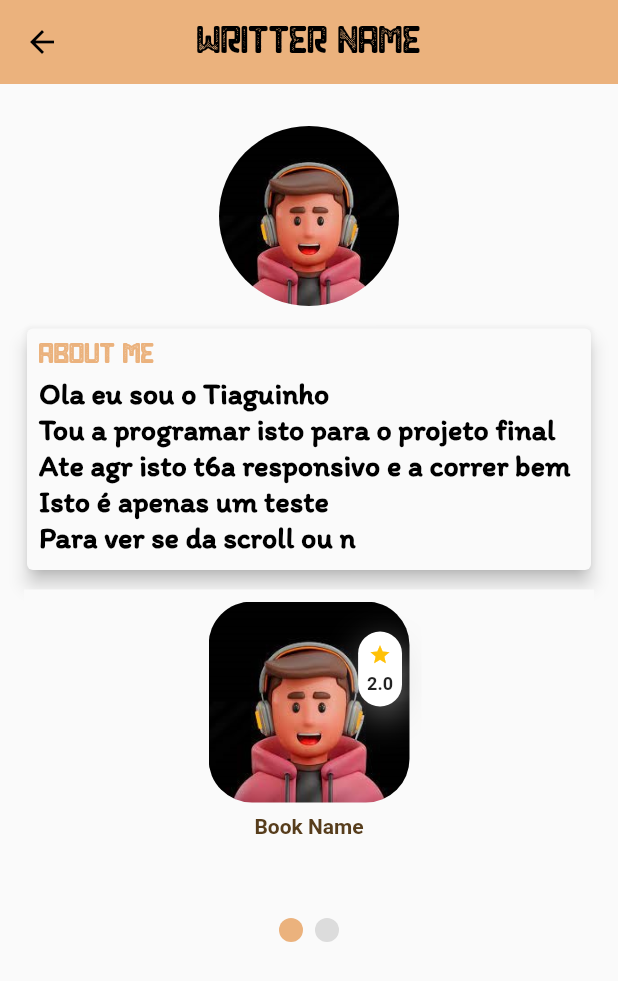
After one commit to ruisilvavpa/PBH_Project, a Flutter app: the WritterMainProfilePage screen opened directly, on a phone screen of 412 x 824 dp. The commit adds this screen. Shown: the top 981 px of the screen. Run offline on Flutter 3.47's test engine with Material 2 defaults, Android fonts, the phone set to English and light mode, and no system bars; drawn by our look-alikes of carousel_slider, smooth_page_indicator; our stand-ins replace get, percent_indicator, shared_preferences; accounts and stored records are empty.

Commit message:
Perfil-Autor
Parte visual terminada
coloquei alguns navigators (podem nao estar no sitio certo) apenas para testar a interaçao de todas as paginas da app

```diff
--- a/lib/resources/strings.dart
+++ b/lib/resources/strings.dart
@@ -35,6 +35,8 @@ class Strings {
   static const String kBookProfileWritterName = "Writter Name";
   static const String kBookProfileRating = "Rating";
   static const String kBookProfileSinopse = "Sinopse";
+  static const String kBookProfileAboutMe = "About Me";
+  static const String kBookProfileBooks = "Books";
 
   //DISCOVERY
   static const String kDiscoveryTitle = 'Discovery \nPage';
--- a/lib/screens/book_profile_page/book_profile_banner.dart
+++ b/lib/screens/book_profile_page/book_profile_banner.dart
@@ -1,12 +1,7 @@
 import 'package:flutter/material.dart';
-import 'package:pbh_project/utils/size_configs.dart';
 import 'package:percent_indicator/linear_percent_indicator.dart';
-
-import '../../resources/strings.dart';
 import '../../utils/app_styles.dart';
-import '../../reusable_widgets/app_bar.dart';
 import 'book_info_card.dart';
-import 'book_list_card.dart';
 import 'book_sinopse_card.dart';
 
 class BookProfileBanner extends StatefulWidget {
--- a/lib/screens/profile_screen.dart
+++ b/lib/screens/profile_screen.dart
@@ -28,12 +28,12 @@ class _WritterProfileFromUserViewState
   @override
   Widget build(BuildContext context) {
     return Scaffold(
-      appBar: const CustomAppBarWBB(title: Strings.kProfileTitle),
+      appBar: const CustomAppBar(title: Strings.kProfileTitle),
       resizeToAvoidBottomInset: false,
       body: SingleChildScrollView(
         child: Container(
           padding: const EdgeInsets.all(8.0),
-          child: Column(children: const [
+          child: const Column(children: [
             WritterProfileBanner(),
             SizedBox(
               height: 32,
--- /dev/null
+++ b/lib/screens/writter_main_profile_page.dart
@@ -0,0 +1,36 @@
+import 'package:flutter/material.dart';
+import 'package:pbh_project/screens/writter_profile/carousel_books.dart';
+import 'package:pbh_project/screens/writter_profile/list_view_books.dart';
+import 'package:pbh_project/screens/writter_profile/writter_main_profile_banner.dart';
+
+import '../resources/strings.dart';
+import '../reusable_widgets/app_bar.dart';
+import 'book_profile_page/book_profile_banner.dart';
+
+class WritterMainProfilePage extends StatefulWidget {
+  const WritterMainProfilePage({Key? key}) : super(key: key);
+
+  @override
+  State<WritterMainProfilePage> createState() => _WritterMainProfilePageState();
+}
+
+class _WritterMainProfilePageState extends State<WritterMainProfilePage> {
+  @override
+  Widget build(BuildContext context) {
+    return Scaffold(
+      appBar: const CustomAppBar(title: Strings.kBookProfileWritterName),
+      resizeToAvoidBottomInset: true,
+      body: SingleChildScrollView(
+        child: Container(
+          padding: const EdgeInsets.all(8.0),
+          child: Column(
+            children: [
+              SizedBox(height: 20),
+              WritterMainProfileBanner(),
+            ],
+          ),
+        ),
+      ),
+    );
+  }
+}
--- a/lib/screens/writter_profile.dart
+++ b/lib/screens/writter_profile.dart
@@ -30,6 +30,7 @@ class _WriterProfilePageState extends State<WriterProfilePage> {
       appBar: AppBar(
         leading: IconButton(
           icon: const Icon(Icons.arrow_back),
+          color: Colors.white,
           onPressed: () {
             Navigator.pop(context);
           },
--- /dev/null
+++ b/lib/screens/writter_profile/about_me_card.dart
@@ -0,0 +1,44 @@
+import 'package:flutter/material.dart';
+
+import '../../resources/strings.dart';
+import '../../utils/app_styles.dart';
+
+class AboutMe extends StatefulWidget {
+  final String aboutMe;
+  const AboutMe({super.key, required this.aboutMe});
+
+  @override
+  State<AboutMe> createState() => _AboutMeState();
+}
+
+class _AboutMeState extends State<AboutMe> {
+  @override
+  Widget build(BuildContext context) {
+    return Padding(
+      padding: const EdgeInsets.only(top: 10),
+      child: Card(
+        margin: const EdgeInsets.symmetric(horizontal: 10.0, vertical: 5.0),
+        color: Theme.of(context).scaffoldBackgroundColor,
+        elevation: 5.0,
+        child: Padding(
+          padding: const EdgeInsets.symmetric(horizontal: 8.0, vertical: 10.0),
+          child: Row(
+            children: [
+              Expanded(
+                flex: 1,
+                child: Column(
+                  crossAxisAlignment: CrossAxisAlignment.start,
+                  children: [
+                    const Text(Strings.kBookProfileAboutMe, style: kTitle3),
+                    const SizedBox(height: 5.0),
+                    Text('${widget.aboutMe}', style: kTextAction),
+                  ],
+                ),
+              ),
+            ],
+          ),
+        ),
+      ),
+    );
+  }
+}
--- /dev/null
+++ b/lib/screens/writter_profile/book_card_finalizado.dart
@@ -0,0 +1,60 @@
+import 'package:flutter/material.dart';
+
+import '../../utils/app_styles.dart';
+import '../book_profile_page/book_rating.dart';
+import 'carousel_books.dart';
+
+class BookCardFinalizado extends StatefulWidget {
+  const BookCardFinalizado({super.key});
+
+  @override
+  State<BookCardFinalizado> createState() => _BookCardFinalizadoState();
+}
+
+class _BookCardFinalizadoState extends State<BookCardFinalizado> {
+  @override
+  Widget build(BuildContext context) {
+    return Container(
+      alignment: Alignment.center,
+      height: 100,
+      width: 150,
+      child: Column(
+        children: [
+          Stack(
+            children: [
+              Container(
+                padding: EdgeInsets.all(8.0),
+                child: ClipRRect(
+                  borderRadius: BorderRadius.circular(29),
+                  child: Image.asset(
+                    'assets/images/image_profile.jpg',
+                    width: 175,
+                  ),
+                ),
+              ),
+              Positioned(
+                top: 20,
+                right: 5,
+                child: Container(
+                  padding: const EdgeInsets.all(8.0),
+                  child: const Column(
+                    children: [
+                      BookRating(score: 2.0),
+                    ],
+                  ),
+                ),
+              ),
+            ],
+          ),
+          const Positioned(
+            child: Text(
+              "Book Name",
+              style:
+                  TextStyle(fontWeight: FontWeight.bold, color: kPrimaryColor),
+            ),
+          ),
+        ],
+      ),
+    );
+  }
+}
--- /dev/null
+++ b/lib/screens/writter_profile/carousel_books.dart
@@ -0,0 +1,74 @@
+import 'package:carousel_slider/carousel_slider.dart';
+import 'package:flutter/material.dart';
+import 'package:pbh_project/screens/book_profile_page/book_profile_banner.dart';
+import 'package:pbh_project/screens/book_profile_screen.dart';
+import 'package:pbh_project/screens/writter_profile/book_card_finalizado.dart';
+import 'package:pbh_project/utils/app_styles.dart';
+import 'package:smooth_page_indicator/smooth_page_indicator.dart';
+
+class CarouselBooks extends StatefulWidget {
+  const CarouselBooks({super.key});
+
+  @override
+  State<CarouselBooks> createState() => _CarouselBooksState();
+}
+
+class _CarouselBooksState extends State<CarouselBooks> {
+  int activeIndex = 0;
+  final urlImages = [
+    'assets/images/teste_book_1.png',
+    'assets/images/assortment-with-books-dark-background.jpg',
+  ];
+
+  @override
+  Widget build(BuildContext context) {
+    return Scaffold(
+      body: Column(
+        children: [
+          CarouselSlider.builder(
+              options: CarouselOptions(
+                  height: 210.0,
+                  enableInfiniteScroll: false,
+                  onPageChanged: (index, reason) =>
+                      setState(() => activeIndex = index),
+                  enlargeCenterPage: true,
+                  enlargeStrategy: CenterPageEnlargeStrategy.height),
+              itemCount: urlImages.length,
+              itemBuilder: (context, index, realindex) {
+                final urlImage = urlImages[index];
+                return buildImage(urlImage, index);
+              }),
+          const SizedBox(height: 9),
+          buildIndicator(),
+        ],
+      ),
+    );
+  }
+
+  Widget buildImage(String urlImage, int index) {
+    return Container(
+      decoration: BoxDecoration(borderRadius: BorderRadius.circular(29)),
+      margin: const EdgeInsets.symmetric(horizontal: 12),
+      child: InkWell(
+        onTap: () {
+          Navigator.pop(context);
+          Navigator.of(context).push(MaterialPageRoute(
+              builder: (context) => const BookProfileBanner()));
+        },
+        child: ClipRRect(
+          borderRadius: BorderRadius.circular(29),
+          child: const BookCardFinalizado(),
+        ),
+      ),
+    );
+  }
+
+  Widget buildIndicator() => AnimatedSmoothIndicator(
+        activeIndex: activeIndex,
+        count: urlImages.length,
+        effect: const SlideEffect(
+          dotColor: Colors.black12,
+          activeDotColor: writterLogoColor,
+        ),
+      );
+}
--- /dev/null
+++ b/lib/screens/writter_profile/writter_main_profile_banner.dart
@@ -0,0 +1,61 @@
+import 'dart:io';
+
+import 'package:flutter/material.dart';
+import 'package:pbh_project/reusable_widgets/book_cards.dart';
+import 'package:pbh_project/screens/writter_profile/about_me_card.dart';
+import 'package:pbh_project/screens/writter_profile/book_card_finalizado.dart';
+import 'package:pbh_project/screens/writter_profile/list_view_books.dart';
+import 'package:percent_indicator/linear_percent_indicator.dart';
+
+import '../../resources/strings.dart';
+import '../../utils/app_styles.dart';
+import '../book_profile_page/book_info_card.dart';
+import '../book_profile_page/book_sinopse_card.dart';
+import 'carousel_books.dart';
+
+class WritterMainProfileBanner extends StatefulWidget {
+  const WritterMainProfileBanner({Key? key}) : super(key: key);
+
+  @override
+  State<WritterMainProfileBanner> createState() =>
+      _WritterMainProfileBannerState();
+}
+
+class _WritterMainProfileBannerState extends State<WritterMainProfileBanner> {
+  @override
+  Widget build(BuildContext context) {
+    return SingleChildScrollView(
+      child: Column(
+        children: [
+          Container(
+            alignment: Alignment.center,
+            width: 120,
+            height: 120,
+            child: ClipRRect(
+              borderRadius: BorderRadius.circular(100),
+              child: const Image(
+                image: AssetImage(
+                  'assets/images/image_profile.jpg',
+                ),
+              ),
+            ),
+          ),
+          const AboutMe(
+            aboutMe: 'Ola eu sou o Tiaguinho\n'
+                'Tou a programar isto para o projeto final\n'
+                'Ate agr isto t6a responsivo e a correr bem\n'
+                'Isto é apenas um teste\n'
+                'Para ver se da scroll ou n',
+          ),
+          Padding(
+            padding: const EdgeInsets.all(8.0),
+            child: Container(
+              height: 240,
+              child: CarouselBooks(),
+            ),
+          ),
+        ],
+      ),
+    );
+  }
+}
--- a/lib/utils/app_styles.dart
+++ b/lib/utils/app_styles.dart
@@ -43,6 +43,12 @@ const kTitle2 = TextStyle(
   color: Colors.black,
 );
 
+const kTitle3 = TextStyle(
+  fontFamily: 'Khepri',
+  fontSize: 15,
+  color: writterLogoColor,
+);
+
 // ITIM FONT STYLE
 final kDescription =
     TextStyle(color: Colors.grey[500], fontFamily: 'Itim', fontSize: 20);
--- a/pubspec.yaml
+++ b/pubspec.yaml
@@ -44,6 +44,7 @@ dependencies:
   image_picker: ^0.8.7+5
   flutter_xlider: ^3.5.0
   percent_indicator: any
+  carousel_slider: ^4.2.1
 
 dev_dependencies:
   flutter_test:
```
Also changed, not shown: lib/main.dart (+3 -5 lines), lib/screens/author_profile_screen.dart (deleted, +0 -15 lines), lib/screens/book_profile_page/book_info_card.dart (+5 -2 lines), lib/screens/discovery_page/my_grid_view.dart (+11 -1 lines), lib/screens/writter_profile/list_view_books.dart (added, +76 -0 lines), lib/screens/writter_profile_from_user_view.dart (deleted, +0 -122 lines), lib/screens/author_profile/author_profile_banner.dart (deleted), pubspec.lock.
